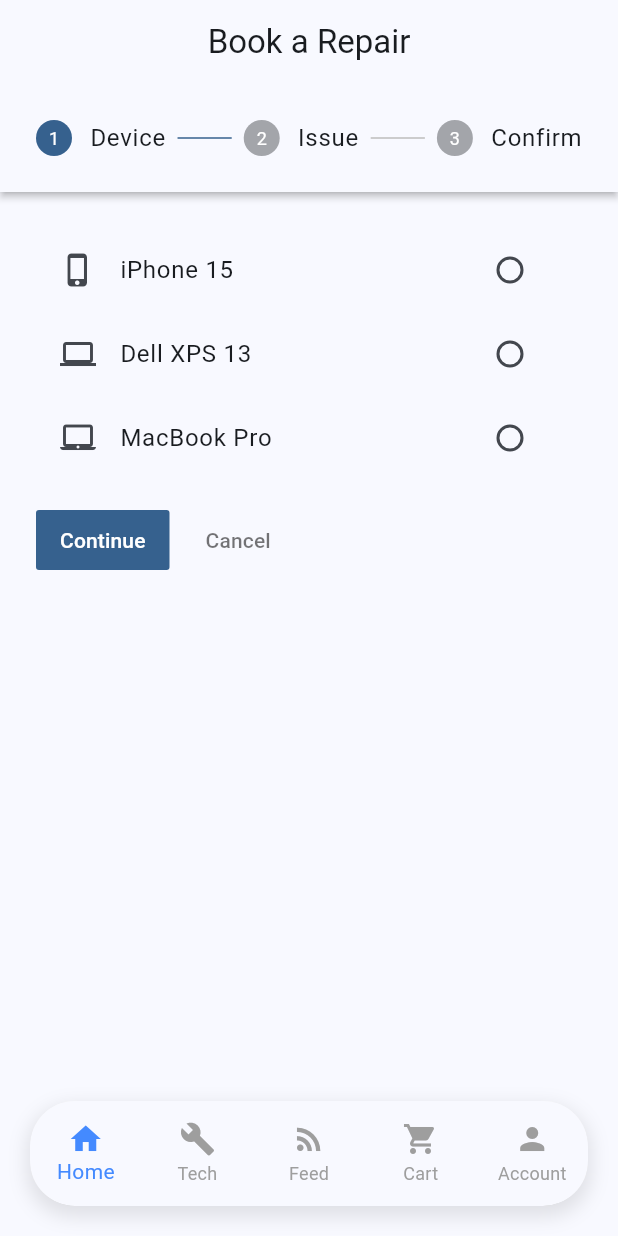
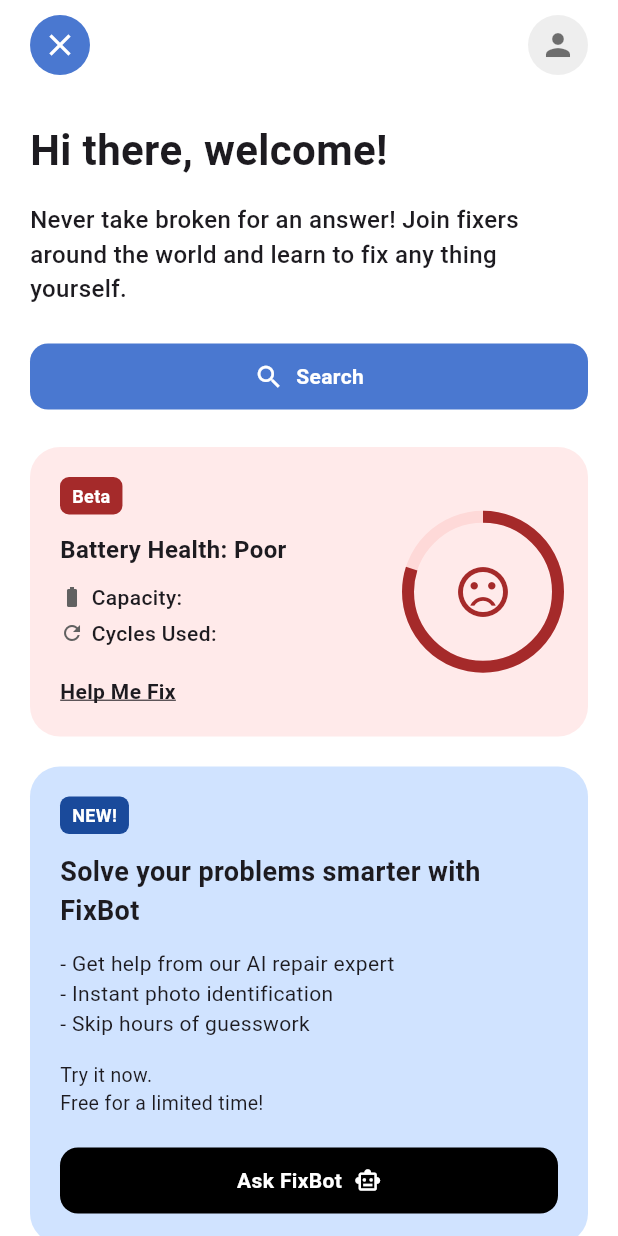
Before and after one commit to NueL72/mobodemo, a Flutter app: the screen it shows after launch, after a tap on "I need a Repair", on a phone screen of 412 x 824 dp. Run offline on Flutter 3.47's test engine with Material 3 defaults, Android fonts, the phone set to English and light mode, and no system bars; our stand-ins replace google_maps_flutter, image_picker.

Commit message:
customerHome

```diff
--- /dev/null
+++ b/lib/pages/customerHome.dart
@@ -0,0 +1,182 @@
+import 'package:flutter/material.dart';
+
+void main() => runApp(const MaterialApp(home: FixerApp()));
+
+class FixerApp extends StatelessWidget {
+  const FixerApp({super.key});
+
+  @override
+  Widget build(BuildContext context) {
+    return Scaffold(
+      backgroundColor: Colors.white,
+      body: SafeArea(
+        child: SingleChildScrollView(
+          padding: const EdgeInsets.symmetric(horizontal: 20, vertical: 10),
+          child: Column(
+            crossAxisAlignment: CrossAxisAlignment.start,
+            children: [
+              _buildHeader(),
+              const SizedBox(height: 30),
+              const Text(
+                "Hi there, welcome!",
+                style: TextStyle(fontSize: 28, fontWeight: FontWeight.bold),
+              ),
+              const SizedBox(height: 15),
+              const Text(
+                "Never take broken for an answer! Join fixers around the world and learn to fix any thing yourself.",
+                style: TextStyle(fontSize: 16, fontWeight: FontWeight.w500),
+              ),
+              const SizedBox(height: 25),
+              _buildSearchBar(),
+              const SizedBox(height: 25),
+              _buildBatteryCard(),
+              const SizedBox(height: 20),
+              _buildFixBotCard(),
+            ],
+          ),
+        ),
+      ),
+    );
+  }
+
+  Widget _buildHeader() {
+    return Row(
+      mainAxisAlignment: MainAxisAlignment.spaceBetween,
+      children: [
+        const CircleAvatar(
+          backgroundColor: Color(0xFF4A78D0),
+          child: Icon(Icons.close, color: Colors.white),
+        ),
+        CircleAvatar(
+          backgroundColor: Colors.grey[200],
+          child: const Icon(Icons.person, color: Colors.black54),
+        ),
+      ],
+    );
+  }
+
+  Widget _buildSearchBar() {
+    return Container(
+      padding: const EdgeInsets.symmetric(vertical: 12),
+      decoration: BoxDecoration(
+        color: const Color(0xFF4A78D0),
+        borderRadius: BorderRadius.circular(12),
+      ),
+      child: const Row(
+        mainAxisAlignment: MainAxisAlignment.center,
+        children: [
+          Icon(Icons.search, color: Colors.white, size: 20),
+          SizedBox(width: 8),
+          Text("Search", style: TextStyle(color: Colors.white, fontWeight: FontWeight.bold)),
+        ],
+      ),
+    );
+  }
+
+  Widget _buildBatteryCard() {
+    return Container(
+      padding: const EdgeInsets.all(20),
+      decoration: BoxDecoration(
+        color: const Color(0xFFFFEAEA),
+        borderRadius: BorderRadius.circular(20),
+      ),
+      child: Row(
+        children: [
+          Expanded(
+            child: Column(
+              crossAxisAlignment: CrossAxisAlignment.start,
+              children: [
+                _tag("Beta", const Color(0xFFA52A2A)),
+                const SizedBox(height: 12),
+                const Text("Battery Health: Poor", style: TextStyle(fontWeight: FontWeight.bold, fontSize: 16)),
+                const SizedBox(height: 10),
+                _iconText(Icons.battery_std, "Capacity:"),
+                _iconText(Icons.refresh, "Cycles Used:"),
+                const SizedBox(height: 15),
+                const Text("Help Me Fix", style: TextStyle(fontWeight: FontWeight.bold, decoration: TextDecoration.underline)),
+              ],
+            ),
+          ),
+          // Circular Health Indicator
+          Stack(
+            alignment: Alignment.center,
+            children: [
+              SizedBox(
+                width: 100,
+                height: 100,
+                child: CircularProgressIndicator(
+                  value: 0.8,
+                  strokeWidth: 8,
+                  backgroundColor: Colors.red.withOpacity(0.1),
+                  valueColor: const AlwaysStoppedAnimation<Color>(Color(0xFFA52A2A)),
+                ),
+              ),
+              const Icon(Icons.sentiment_very_dissatisfied, size: 40, color: Color(0xFFA52A2A)),
+            ],
+          )
+        ],
+      ),
+    );
+  }
+
+  Widget _buildFixBotCard() {
+    return Container(
+      padding: const EdgeInsets.all(20),
+      decoration: BoxDecoration(
+        color: const Color(0xFFD0E3FF),
+        borderRadius: BorderRadius.circular(20),
+      ),
+      child: Column(
+        crossAxisAlignment: CrossAxisAlignment.start,
+        children: [
+          _tag("NEW!", const Color(0xFF1A4A9B)),
+          const SizedBox(height: 12),
+          const Text("Solve your problems smarter with FixBot",
+              style: TextStyle(fontWeight: FontWeight.bold, fontSize: 18)),
+          const SizedBox(height: 12),
+          const Text("- Get help from our AI repair expert\n- Instant photo identification\n- Skip hours of guesswork"),
+          const SizedBox(height: 15),
+          const Text("Try it now.\nFree for a limited time!", style: TextStyle(fontSize: 13)),
+          const SizedBox(height: 20),
+          Container(
+            width: double.infinity,
+            padding: const EdgeInsets.symmetric(vertical: 12),
+            decoration: BoxDecoration(
+              color: Colors.black,
+              borderRadius: BorderRadius.circular(12),
+            ),
+            child: const Row(
+              mainAxisAlignment: MainAxisAlignment.center,
+              children: [
+                Text("Ask FixBot", style: TextStyle(color: Colors.white, fontWeight: FontWeight.bold)),
+                SizedBox(width: 8),
+                Icon(Icons.smart_toy_outlined, color: Colors.white, size: 18),
+              ],
+            ),
+          )
+        ],
+      ),
+    );
+  }
+
+  Widget _tag(String text, Color color) {
+    return Container(
+      padding: const EdgeInsets.symmetric(horizontal: 8, vertical: 4),
+      decoration: BoxDecoration(color: color, borderRadius: BorderRadius.circular(6)),
+      child: Text(text, style: const TextStyle(color: Colors.white, fontSize: 12, fontWeight: FontWeight.bold)),
+    );
+  }
+
+  Widget _iconText(IconData icon, String text) {
+    return Padding(
+      padding: const EdgeInsets.only(bottom: 4),
+      child: Row(
+        children: [
+          Icon(icon, size: 16, color: Colors.grey[700]),
+          const SizedBox(width: 5),
+          Text(text, style: const TextStyle(fontWeight: FontWeight.w500)),
+        ],
+      ),
+    );
+  }
+}
--- a/lib/screens/role_selection.dart
+++ b/lib/screens/role_selection.dart
@@ -1,5 +1,6 @@
 import 'package:flutter/material.dart';
-import 'package:mobowiza/pages/custome_firstPg.dart';
+// import 'package:mobowiza/pages/custome_firstPg.dart';
+import 'package:mobowiza/pages/customerHome.dart';
 import 'package:mobowiza/screens/tech_dashboard.dart';
 import '../core/constants.dart'; // Your colors
 // import '../pages/customer_page.dart'; // Import the page you created
@@ -46,7 +47,7 @@
                 Navigator.push(
                   context,
                   MaterialPageRoute(
-                    builder: (_) => const RepairApp(),
+                    builder: (_) => const FixerApp(),
                   ),
                 );
               },
```
